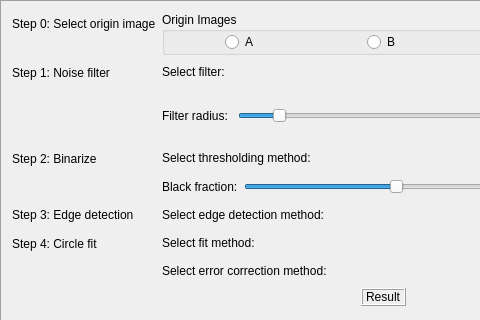
miRoox/MEMS-oriented-image-testing-technology, file cpp-qt/mainpanel.ui: the form before one commit; both pictures show x 0 to 480 and y 0 to 320 of the 800 by 600 pixel window.
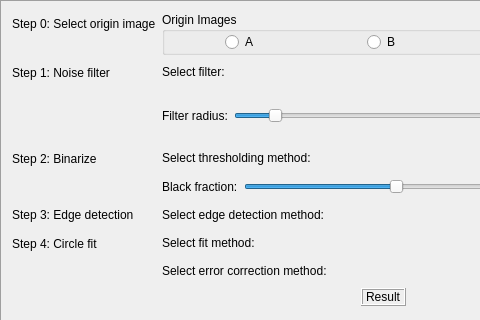
The form after the commit. The open tabs and pages were chosen to show the change. Icons and pictures are not drawn.

```diff
--- a/cpp-qt/mainpanel.ui
+++ b/cpp-qt/mainpanel.ui
@@ -184,7 +184,7 @@
                  <item row="0" column="0">
                   <widget class="QLabel" name="labelFR">
                    <property name="text">
-                    <string>Filter radius: </string>
+                    <string>Filter radius:</string>
                    </property>
                   </widget>
                  </item>
```
Left out of the diff: 6 changed lines with no effect on the pictures.
